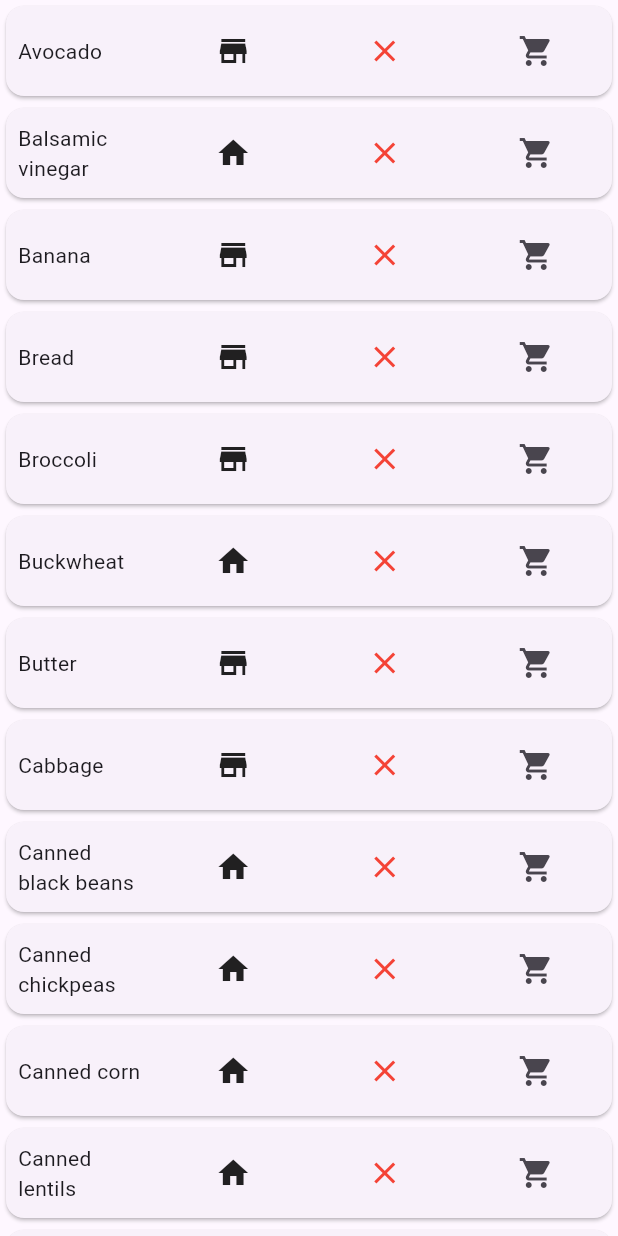
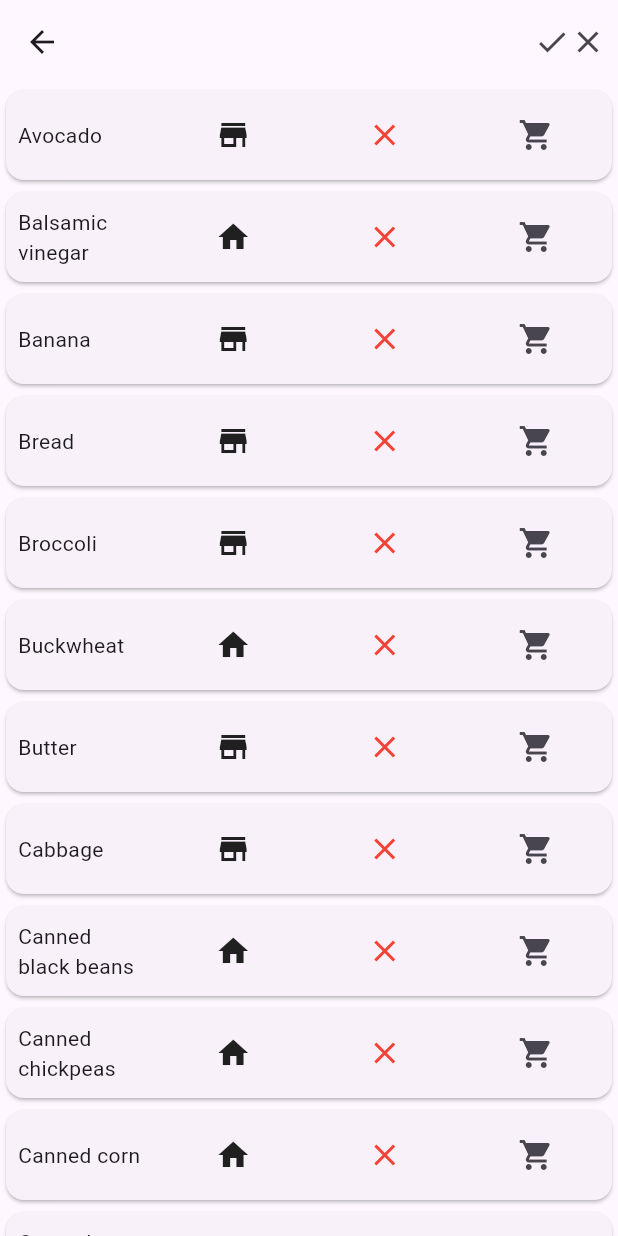
Before and after one commit to GreenBlackSky/cook_helper, a Flutter app: the PantryView screen opened directly, on a phone screen of 412 x 824 dp. Run offline on Flutter 3.47's test engine with Material 3 defaults, Android fonts, the phone set to English and light mode, and no system bars; our stand-ins replace shared_preferences; accounts and stored records are empty.

Commit message:
sorting pantry

```diff
--- a/lib/pantry_tab/ingredient_card.dart
+++ b/lib/pantry_tab/ingredient_card.dart
@@ -49,10 +49,7 @@ class _IngredientCardState extends State<IngredientCard> {
     if (Pantry.instance.inPantry(widget.ingredient.id)) {
       icon = const Icon(Icons.done, color: Colors.green);
     } else {
-      icon = const Icon(
-        Icons.close,
-        color: Colors.red,
-      );
+      icon = const Icon(Icons.close, color: Colors.red);
     }
     return IconButton(
       onPressed: () {
--- a/lib/pantry_tab/pantry_view.dart
+++ b/lib/pantry_tab/pantry_view.dart
@@ -3,9 +3,10 @@ import '../shopping_list_tab/shopping_list.dart';
 import 'ingredient_card.dart';
 import 'pantry.dart';
 
-// TODO Add sorting button have/miss/all
 // TODO add search
 // TODO categories frozen/canned/etc
+
+enum PantryFilter { have, miss, both }
 
 class PantryView extends StatefulWidget {
   const PantryView({super.key});
@@ -15,12 +16,66 @@ class PantryView extends StatefulWidget {
 }
 
 class _PantryViewState extends State<PantryView> {
+  PantryFilter filter = PantryFilter.both;
+
+  Widget getFilterIcon() {
+    if (filter == PantryFilter.have) {
+      return const Icon(Icons.done);
+    } else if (filter == PantryFilter.miss) {
+      return const Icon(Icons.close);
+    }
+    return const Row(
+      children: [
+        Icon(Icons.done),
+        Icon(Icons.close)
+      ],
+    );
+  }
+
+  Widget getFilterButton() {
+    return IconButton(
+      icon: getFilterIcon(),
+      onPressed: () {
+        setState(
+          () {
+            filter = PantryFilter
+                .values[(filter.index + 1) % PantryFilter.values.length];
+          },
+        );
+      },
+    );
+  }
+
+  // Widget getSearchField() {
+  //   return const SizedBox(
+  //     width: double.infinity,
+  //     height: 40,
+  //     child: Center(
+  //       child: TextField(),
+  //     ),
+  //   );
+  // }
+
   Widget buildView() {
     var items = Pantry.instance.getAllItems().toList();
+    if (filter == PantryFilter.have) {
+      items = items.where((id) => Pantry.instance.inPantry(id)).toList();
+    } else if (filter == PantryFilter.miss) {
+      items = items.where((id) => !Pantry.instance.inPantry(id)).toList();
+    }
     items.sort();
     // (a, b) => a.name.toLowerCase().compareTo(b.name.toLowerCase()));
 
     return Scaffold(
+      appBar: AppBar(
+        // title: getSearchField(),
+        actions: [
+        // IconButton(
+        //   icon: const Icon(Icons.search),
+        //   onPressed: () {},
+        // ),
+        getFilterButton()
+      ]),
       body: Center(
         child: SingleChildScrollView(
           child: Column(
```
